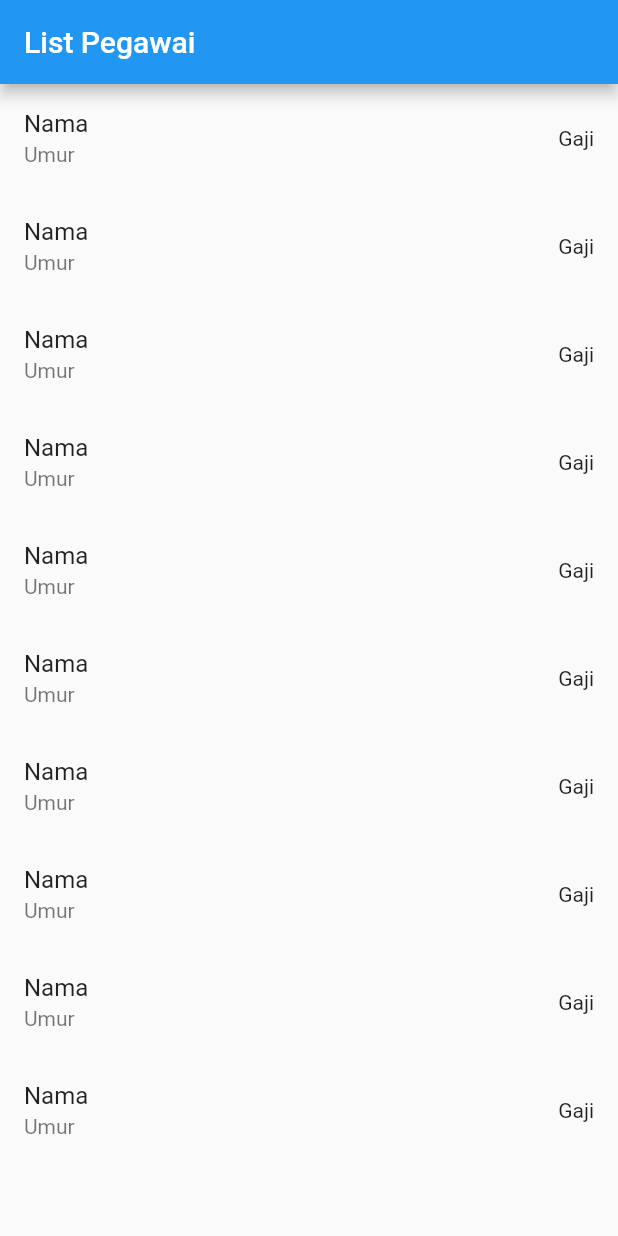
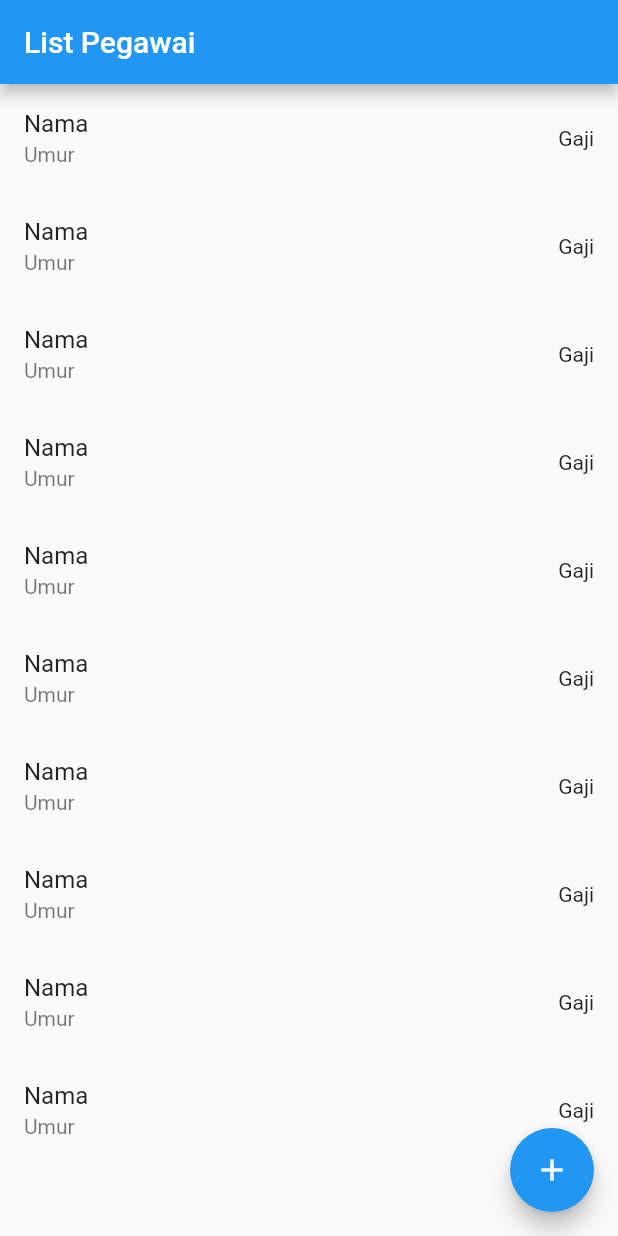
Before and after one commit to triyono777/tutorial_flutter_pegawai, a Flutter app: the screen it shows after launch, on a phone screen of 412 x 824 dp. Run offline on Flutter 3.47's test engine with Material 2 defaults, Android fonts, the phone set to English and light mode, and no system bars.

Commit message:
add floating bton

```diff
--- a/lib/ui/page/list_pegawai_page.dart
+++ b/lib/ui/page/list_pegawai_page.dart
@@ -1,3 +1,4 @@
+import 'package:aplikasi_gaji_pegawai/ui/page/add_pegawai.dart';
 import 'package:flutter/material.dart';
 
 class ListPegawaiPage extends StatefulWidget {
@@ -20,6 +21,12 @@ class _ListPegawaiPageState extends State<ListPegawaiPage> {
           trailing: Text('Gaji'),
         ),
       ),
+      floatingActionButton: FloatingActionButton(
+        child: Icon(Icons.add),
+        onPressed: () {
+          Navigator.of(context).pushNamed(AddPegawaiPage.routeName);
+        },
+      ),
     );
   }
 }
```
